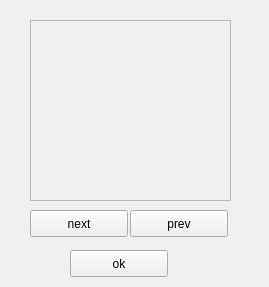
Before: the Qt Designer form ui/BCI/state_views/objectSelectionView.ui in jon-weisz/graspit_bci, drawn with Qt 5.
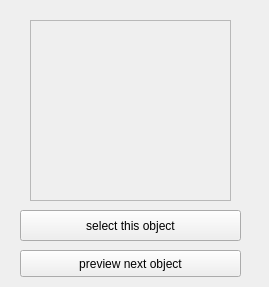
After: the same form once the commit is applied.

```diff
--- a/ui/BCI/state_views/objectSelectionView.ui
+++ b/ui/BCI/state_views/objectSelectionView.ui
@@ -16,27 +16,14 @@
   <widget class="QPushButton" name="select">
    <property name="geometry">
     <rect>
-     <x>70</x>
-     <y>250</y>
-     <width>98</width>
-     <height>27</height>
-    </rect>
-   </property>
-   <property name="text">
-    <string>ok</string>
-   </property>
-  </widget>
-  <widget class="QPushButton" name="next">
-   <property name="geometry">
-    <rect>
-     <x>30</x>
+     <x>20</x>
      <y>210</y>
-     <width>98</width>
-     <height>27</height>
+     <width>221</width>
+     <height>31</height>
     </rect>
    </property>
    <property name="text">
-    <string>next</string>
+    <string>select this object</string>
    </property>
   </widget>
   <widget class="QFrame" name="rendeArea">
@@ -55,17 +42,17 @@
     <enum>QFrame::Raised</enum>
    </property>
   </widget>
-  <widget class="QPushButton" name="prev">
+  <widget class="QPushButton" name="next">
    <property name="geometry">
     <rect>
-     <x>130</x>
-     <y>210</y>
-     <width>98</width>
+     <x>20</x>
+     <y>250</y>
+     <width>221</width>
      <height>27</height>
     </rect>
    </property>
    <property name="text">
-    <string>prev</string>
+    <string>preview next object</string>
    </property>
   </widget>
  </widget>
```
